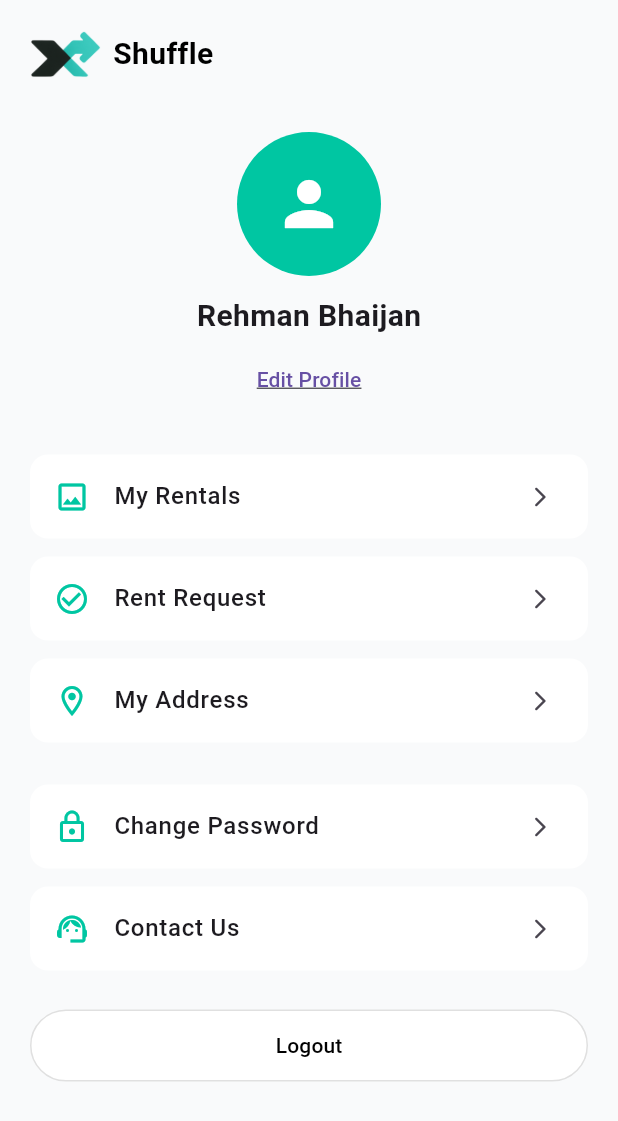
After one commit to acktron/shuffle_native, a Flutter app: the ProfilePage screen opened directly, on a phone screen of 412 x 824 dp. The commit adds this screen. Shown: the top 1121 px of the screen. Run offline on Flutter 3.47's test engine with Material 3 defaults, Android fonts, the phone set to English and light mode, and no system bars; our stand-ins replace dio, flutter_secure_storage, geocoding, geolocator, google_maps_flutter, image_picker and 1 more; accounts and stored records are empty.

Commit message:
Profile-Page

```diff
--- a/lib/main.dart
+++ b/lib/main.dart
@@ -9,6 +9,7 @@ import 'package:shuffle_native/rented_page.dart';
 import 'package:shuffle_native/services/api_client.dart';
 import 'package:shuffle_native/uploadpage.dart';
 import 'package:shuffle_native/forgot_password.dart';
+import 'package:shuffle_native/profile_page.dart'; // Ensure this import is correct
 
 
 void main() async {
@@ -37,7 +38,7 @@ class _MyAppState extends State<MyApp> {
     const Homepage(),
     const RentedItemsPage(),
     const UploadItemPage(),
-    // const ProductDetailPage(), // Ensure this page is correctly referenced
+    const ProfilePage(), // Ensure this page is correctly referenced
   ];
 
   void _onItemTapped(int index) {
--- /dev/null
+++ b/lib/profile_page.dart
@@ -0,0 +1,112 @@
+import 'package:flutter/material.dart';
+
+class ProfilePage extends StatelessWidget {
+  const ProfilePage({super.key});
+
+  @override
+  Widget build(BuildContext context) {
+    const tealColor = Color(0xFF00C6A2);
+
+    return Scaffold(
+      backgroundColor: const Color(0xFFF9FAFB),
+      body: SafeArea(
+        child: Column(
+          children: [
+            // Header
+            Padding(
+              padding: const EdgeInsets.all(20),
+              child: Row(
+                children: [
+                  Image.asset(
+                    'assesets/images/MainLogo.png',
+                    height: 32,
+                  ),
+                  const SizedBox(width: 8),
+                  const Text(
+                    "Shuffle",
+                    style: TextStyle(
+                      fontSize: 20,
+                      fontWeight: FontWeight.bold,
+                      color: Colors.black,
+                    ),
+                  ),
+                ],
+              ),
+            ),
+
+            // Profile Avatar & Name
+            const SizedBox(height: 16),
+            const CircleAvatar(
+              radius: 48,
+              backgroundColor: tealColor,
+              child: Icon(Icons.person, size: 48, color: Colors.white),
+            ),
+            const SizedBox(height: 12),
+            const Text(
+              "Rehman Bhaijan",
+              style: TextStyle(fontSize: 20, fontWeight: FontWeight.bold),
+            ),
+            const SizedBox(height: 4),
+            TextButton(
+              onPressed: () {},
+              child: const Text("Edit Profile", style: TextStyle(decoration: TextDecoration.underline)),
+            ),
+            const SizedBox(height: 20),
+
+            // List Tiles
+            Padding(
+              padding: const EdgeInsets.symmetric(horizontal: 20),
+              child: Column(
+                children: [
+                  _buildTile(Icons.image_outlined, "My Rentals", tealColor),
+                  _buildTile(Icons.check_circle_outline, "Rent Request", tealColor),
+                  _buildTile(Icons.location_on_outlined, "My Address", tealColor),
+                  const SizedBox(height: 16),
+                  _buildTile(Icons.lock_outline, "Change Password", tealColor),
+                  _buildTile(Icons.support_agent, "Contact Us", tealColor),
+                ],
+              ),
+            ),
+
+            const SizedBox(height: 20),
+
+            // Logout Button
+            Padding(
+              padding: const EdgeInsets.symmetric(horizontal: 20),
+              child: ElevatedButton(
+                onPressed: () {
+                  // TODO: Handle logout
+                },
+                style: ElevatedButton.styleFrom(
+                  backgroundColor: Colors.white,
+                  foregroundColor: Colors.black,
+                  elevation: 0,
+                  side: const BorderSide(color: Colors.black12),
+                  minimumSize: const Size.fromHeight(48),
+                ),
+                child: const Text("Logout"),
+              ),
+            ),
+          ],
+        ),
+      ),
+    );
+  }
+
+  Widget _buildTile(IconData icon, String title, Color color) {
+    return Card(
+      margin: const EdgeInsets.symmetric(vertical: 6),
+      elevation: 0,
+      color: Colors.white,
+      shape: RoundedRectangleBorder(borderRadius: BorderRadius.circular(12)),
+      child: ListTile(
+        leading: Icon(icon, color: color),
+        title: Text(title, style: const TextStyle(fontWeight: FontWeight.w500)),
+        trailing: const Icon(Icons.arrow_forward_ios_rounded, size: 16),
+        onTap: () {
+          // TODO: Navigate to respective screens
+        },
+      ),
+    );
+  }
+}
```
